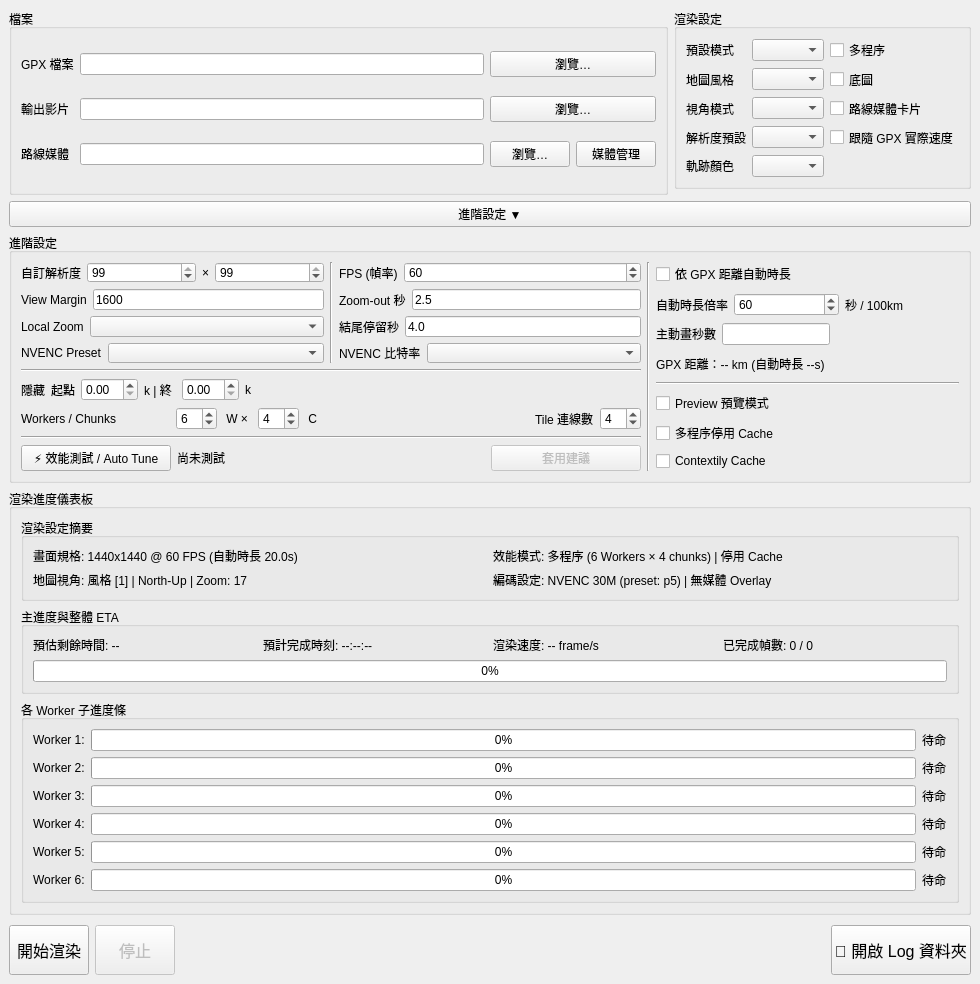
First picture: the form in gpx_renderer/gui/main_window.ui, repository kw31304/gpx-ride-animation-main-gui, before the edit.
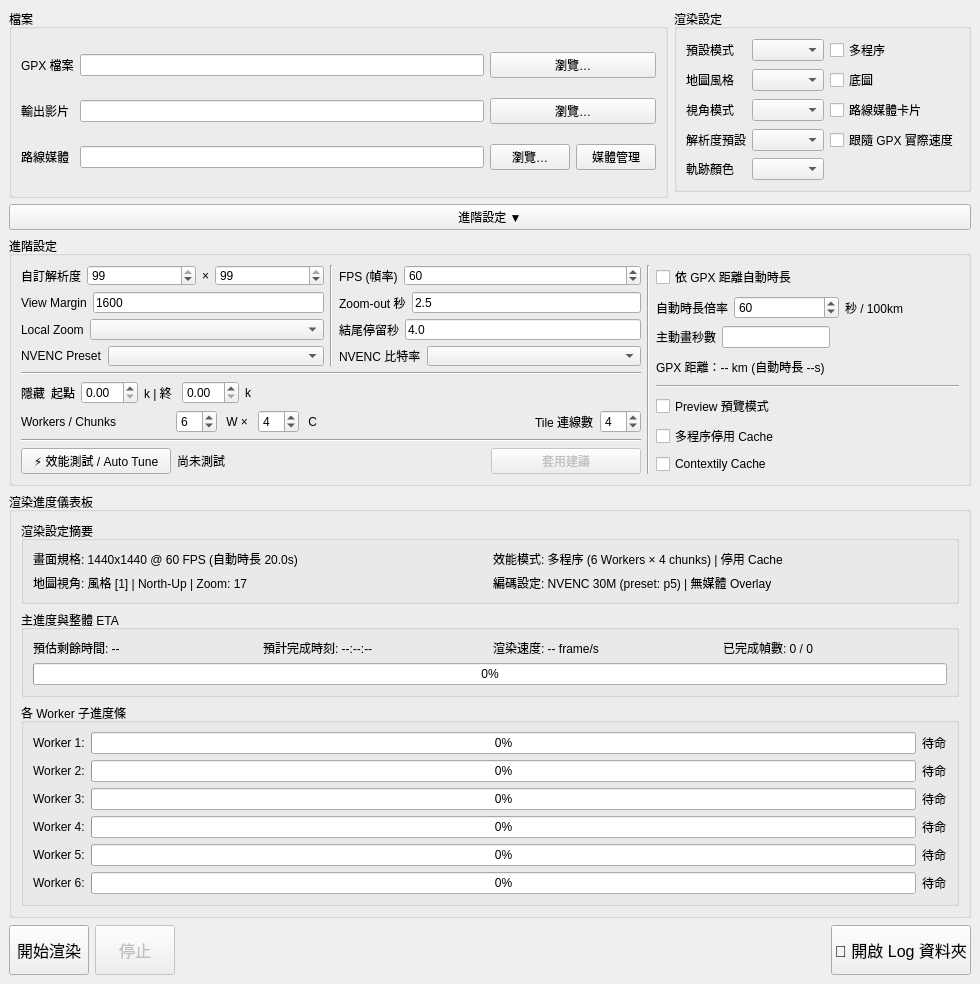
Second picture: the form after the edit.

Commit message: feat: optimize realtime logging, simplify presets and fix advanced settings panel

Diff of the .ui file:
```diff
--- a/gpx_renderer/gui/main_window.ui
+++ b/gpx_renderer/gui/main_window.ui
@@ -973,6 +973,12 @@
     </item>
     <item row="0" column="0" rowspan="2" colspan="4">
      <widget class="QGroupBox" name="groupBox_files">
+      <property name="sizePolicy">
+       <sizepolicy hsizetype="Expanding" vsizetype="Expanding">
+        <horstretch>0</horstretch>
+        <verstretch>0</verstretch>
+       </sizepolicy>
+      </property>
       <property name="title">
        <string>檔案</string>
       </property>
@@ -1166,7 +1172,7 @@
       <property name="maximumSize">
        <size>
         <width>16777215</width>
-        <height>180</height>
+        <height>16777215</height>
        </size>
       </property>
       <property name="title">
```
The commit also changes 5 other files.
